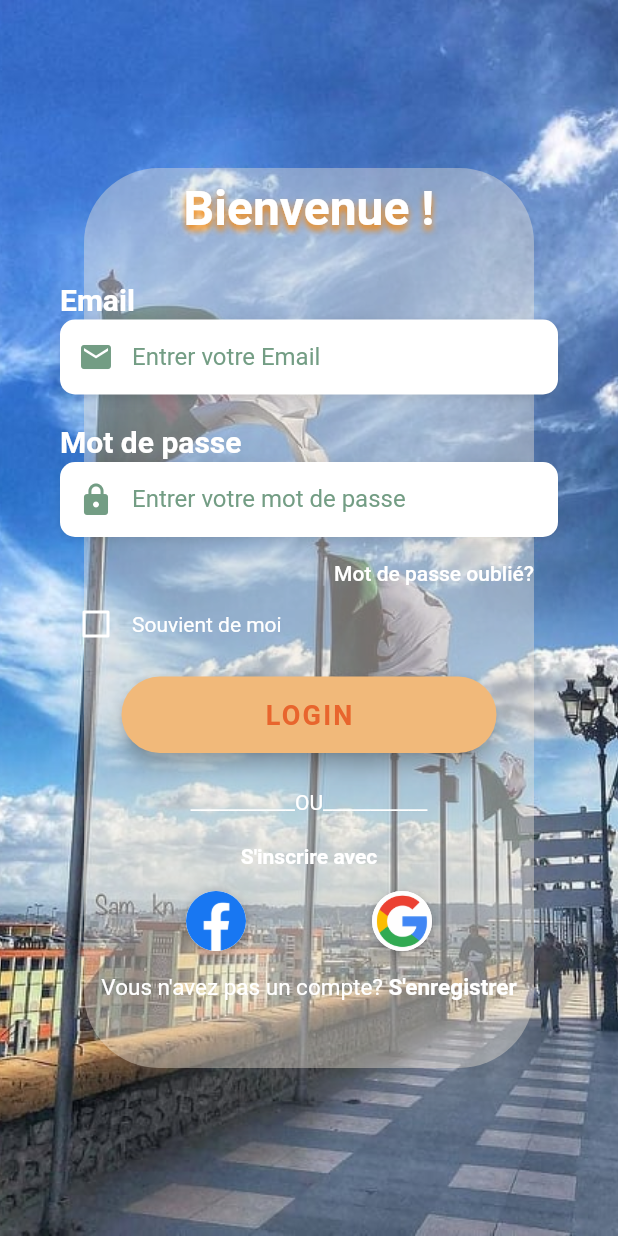
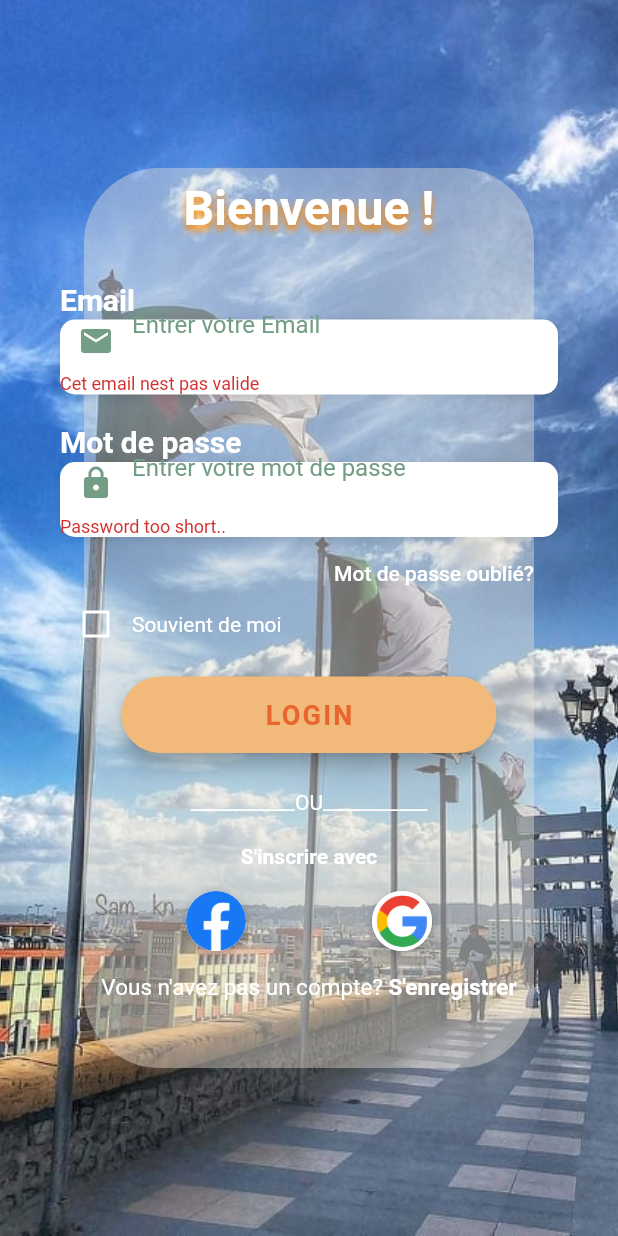
Before and after one commit to AsmaKermiche/login, a Flutter app: the screen it shows after launch, after a tap on "LOGIN", on a phone screen of 412 x 824 dp. Run offline on Flutter 3.47's test engine with Material 2 defaults, Android fonts, the phone set to English and light mode, and no system bars; our stand-ins replace email_validator; Roboto replaces fonts that are missing (Segoe UI).

Commit message:
Update main.dart

```diff
--- a/lib/main.dart
+++ b/lib/main.dart
@@ -1,17 +1,47 @@
 import 'package:flutter/cupertino.dart';
 import 'package:flutter/material.dart';
-void main() => runApp(
+import 'package:email_validator/email_validator.dart';
+
+
+void main() =>
+    runApp(
         MaterialApp(
           home: MyApp(),
           debugShowCheckedModeBanner: false,
         )
     );
+
 class MyApp extends StatefulWidget {
   @override
   _MyAppState createState() => new _MyAppState();
 }
+
 class _MyAppState extends State<MyApp> {
   bool _rememberMe = false;
+  final formKey = GlobalKey<FormState>();
+  final scaffoldKey = GlobalKey<ScaffoldState>();
+
+  String _email;
+  String _password;
+
+  void _submitCommand() {
+    final form = formKey.currentState;
+
+    if (form.validate()) {
+      form.save();
+      _loginCommand();
+    }
+  }
+//Yasmine change this , hotti f blastha ur method
+  void _loginCommand() {
+    final snackbar = SnackBar(
+      content: Text('Email: $_email, password: $_password'),
+    );
+
+    scaffoldKey.currentState.showSnackBar(snackbar);
+  }
+
+
   @override
   Widget build(BuildContext context) {
     return Scaffold(
@@ -22,16 +52,17 @@ class _MyAppState extends State<MyApp> {
           Container(
             decoration: BoxDecoration(
                 image: DecorationImage(
-                    image: AssetImage("assets/images/login.jpg"), fit: BoxFit.cover)),
-          ),Center(
-    child:new Container(
+                    image: AssetImage("assets/images/login.jpg"),
+                    fit: BoxFit.cover)),
+          ), Center(
+            child: new Container(
               height: 600.00,
               width: 300.00,
               decoration: BoxDecoration(
                 color: Color(0xfff2e9db).withAlpha(100),
                 boxShadow: [
                   BoxShadow(
-    offset: Offset(24.00,24.00),
+                    offset: Offset(24.00, 24.00),
                     color: Color(0xffd9cebf).withAlpha(40),
                     blurRadius: 42,
                   ),
@@ -47,18 +78,21 @@ class _MyAppState extends State<MyApp> {
                   horizontal: 40.0,
                   vertical: 120.0,
                 ),
-                 child:Column(
+                child: Form(
+                  key: formKey,
+                  child: Column(
                       mainAxisAlignment: MainAxisAlignment.center,
                       children: <Widget>[
                         new Text(
                           "Bienvenue !",
                           style: TextStyle(
-                         fontFamily: "Segoe UI",fontWeight: FontWeight.w700,
+                            fontFamily: "Segoe UI",
+                            fontWeight: FontWeight.w700,
                             fontSize: 32,
-                         color:Color(0xffffffff),
-                         shadows:[
+                            color: Color(0xffffffff),
+                            shadows: [
                               Shadow(
-                             offset: Offset(0.00,3.00),
+                                offset: Offset(0.00, 3.00),
                                 color: Color(0xffff8700),
                                 blurRadius: 6,
                               ),
@@ -72,51 +106,7 @@ class _MyAppState extends State<MyApp> {
                           crossAxisAlignment: CrossAxisAlignment.start,
                           children: <Widget>[
                             Text(
-                            "Email", style:TextStyle(
-                       color: Colors.white,
-                       fontSize: 20.0,
-                       fontWeight: FontWeight.bold,
-                     )),
-                      SizedBox(height: 2.0,),
-                         Container(
-                           alignment: Alignment.centerLeft,
-                           decoration: BoxDecoration(
-                               color: Colors.white,
-                               borderRadius: BorderRadius.circular(10.0),
-                               boxShadow: [
-                                 BoxShadow(
-                                   color: Colors.black12,
-                                   blurRadius: 6.0,
-                                   offset: Offset(0,2 ),
-                                 ),
-                               ],),
-                           height: 50.0,
-                           child: TextField(keyboardType: TextInputType.emailAddress,
-                             style: TextStyle(
-                               color:Color(0xff739D84)  ),
-                             decoration: InputDecoration(
-                             border: InputBorder.none,
-                               contentPadding: EdgeInsets.only(top: 14.0),
-                               prefixIcon: Icon(
-                                 Icons.mail,
-                                 color:Color(0xff739D84) ,
-                               ),
-                               hintText: "Entrer votre Email",
-                               hintStyle: TextStyle(
-                                 color: Color(0xff739D84),
-                               ),
-                               ),
-                             ),
-                           ),
-
-                       ],
-                     ),
-                     SizedBox(height: 20.0,),
-                     Column(
-                       crossAxisAlignment: CrossAxisAlignment.start,
-                       children: <Widget>[
-                         Text(
-                             "Mot de passe", style:TextStyle(
+                                "Email", style: TextStyle(
                               color: Colors.white,
                               fontSize: 20.0,
                               fontWeight: FontWeight.bold,
@@ -135,7 +125,59 @@ class _MyAppState extends State<MyApp> {
                                   ),
                                 ],),
                               height: 50.0,
-                           child: TextField(
+                              child: TextFormField(
+                                validator: (val) => !EmailValidator.validate(val, true)
+                                    ? 'Cet email nest pas valide'
+                                    : null,
+                                onSaved: (val) => _email = val,
+                                keyboardType: TextInputType.emailAddress,
+                                style: TextStyle(
+                                    color: Color(0xff739D84)),
+                                decoration: InputDecoration(
+                                  border: InputBorder.none,
+                                  contentPadding: EdgeInsets.only(top: 14.0),
+                                  prefixIcon: Icon(
+                                    Icons.mail,
+                                    color: Color(0xff739D84),
+                                  ),
+                                  hintText: "Entrer votre Email",
+                                  hintStyle: TextStyle(
+                                    color: Color(0xff739D84),
+                                  ),
+                                ),
+                              ),
+                            ),
+
+                          ],
+                        ),
+                        SizedBox(height: 20.0,),
+                        Column(
+                          crossAxisAlignment: CrossAxisAlignment.start,
+                          children: <Widget>[
+                            Text(
+                                "Mot de passe", style: TextStyle(
+                              color: Colors.white,
+                              fontSize: 20.0,
+                              fontWeight: FontWeight.bold,
+                            )),
+                            SizedBox(height: 2.0,),
+                            Container(
+                              alignment: Alignment.centerLeft,
+                              decoration: BoxDecoration(
+                                color: Colors.white,
+                                borderRadius: BorderRadius.circular(10.0),
+                                boxShadow: [
+                                  BoxShadow(
+                                    color: Colors.black12,
+                                    blurRadius: 6.0,
+                                    offset: Offset(0, 2),
+                                  ),
+                                ],),
+                              height: 50.0,
+                              child: TextFormField(
+                                validator: (val) =>
+                                val.length < 4 ? 'Password too short..' : null,
+                                onSaved: (val) => _password = val,
                                 obscureText: true,
                                 keyboardType: TextInputType.visiblePassword,
                                 style: TextStyle(
@@ -162,7 +204,7 @@ class _MyAppState extends State<MyApp> {
                           child: FlatButton(
                             child: Text(
                                 "Mot de passe oublié?",
-                           style:TextStyle(
+                                style: TextStyle(
                                   color: Colors.white,
                                 )
                             ),
@@ -173,7 +215,8 @@ class _MyAppState extends State<MyApp> {
                           child: Row(
                             children: <Widget>[
                               Theme(
-                           data: ThemeData(unselectedWidgetColor: Colors.white),
+                                data: ThemeData(unselectedWidgetColor: Colors
+                                    .white),
                                 child: Checkbox(
                                   value: _rememberMe,
                                   checkColor: Colors.green,
@@ -187,8 +230,8 @@ class _MyAppState extends State<MyApp> {
                               ),
                               Text(
                                 'Souvient de moi',
-                           style:TextStyle(
-                           color:Colors.white,
+                                style: TextStyle(
+                                  color: Colors.white,
                                 ),
                               ),
                             ],
@@ -199,7 +242,7 @@ class _MyAppState extends State<MyApp> {
                           width: 250,
                           child: RaisedButton(
                             elevation: 5.0,
-                       onPressed: () => print('Login Button Pressed'),
+                            onPressed: _submitCommand,
                             padding: EdgeInsets.all(15.0),
                             shape: RoundedRectangleBorder(
                               borderRadius: BorderRadius.circular(30.0),
@@ -246,7 +289,8 @@ class _MyAppState extends State<MyApp> {
                                           ),
                                         ],
                                         image: DecorationImage(
-                               image: AssetImage("assets/images/facebook.png"),
+                                          image: AssetImage(
+                                              "assets/images/facebook.png"),
                                         ),
                                       ),
                                     ),
@@ -266,7 +310,8 @@ class _MyAppState extends State<MyApp> {
                                           ),
                                         ],
                                         image: DecorationImage(
-                               image: AssetImage("assets/images/google.png"),
+                                          image: AssetImage(
+                                              "assets/images/google.png"),
                                         ),
                                       ),
                                     ),
@@ -287,7 +332,7 @@ class _MyAppState extends State<MyApp> {
                                       ),
                                     ),
                                     TextSpan(
-                               text: 'S\'enregistrer' ,
+                                      text: 'S\'enregistrer',
                                       style: TextStyle(
                                         color: Colors.white,
                                         fontSize: 15.0,
@@ -301,6 +346,7 @@ class _MyAppState extends State<MyApp> {
                           ],
                         )
                       ]),
+                ),
 
               )
           ),
@@ -310,5 +356,4 @@ class _MyAppState extends State<MyApp> {
 
     );
   }
-
 }
```
Lines whose indentation alone changed are shown as unchanged.
